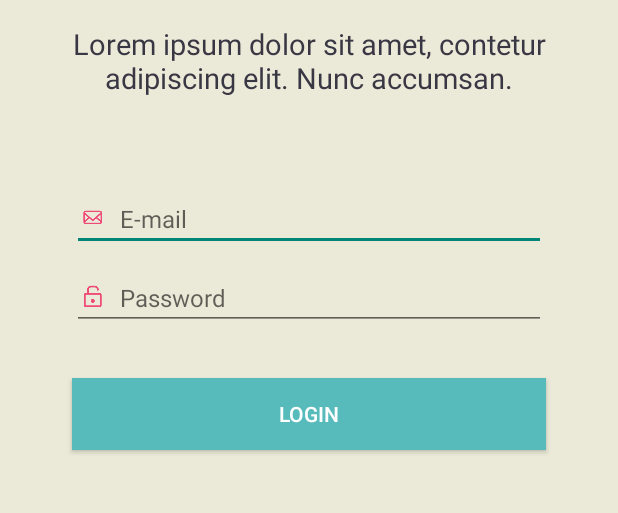
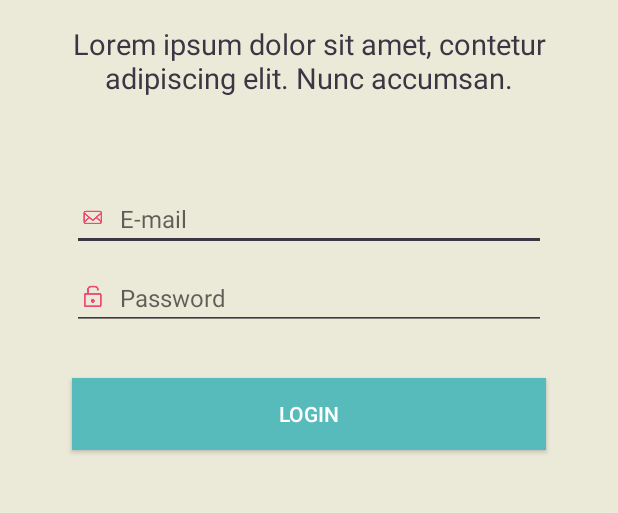
Before and after one commit to tavieto/empresas-ioasys, an Android app: the screen it shows after launch (LoginActivity), on a phone screen of 412 x 824 dp, the part 273-786 px from its top. Run offline under Robolectric (Android 15) with nearby library versions, the phone set to English and light mode, and no system bars.

Commit message:
update colors

```diff
--- a/app/src/main/res/layout/activity_login.xml
+++ b/app/src/main/res/layout/activity_login.xml
@@ -24,7 +24,7 @@
         android:layout_marginTop="48dp"
         android:gravity="center"
         android:text="@string/welcome_message"
-        android:textColor="#383743"
+        android:textColor="@color/charcoal_grey"
         android:textSize="20sp"
         android:textStyle="bold"
         app:layout_constraintEnd_toEndOf="parent"
@@ -40,7 +40,7 @@
         android:layout_marginRight="48dp"
         android:gravity="center"
         android:text="@string/welcome_subtext"
-        android:textColor="#383743"
+        android:textColor="@color/charcoal_grey"
         android:textSize="19sp"
         app:layout_constraintEnd_toEndOf="parent"
         app:layout_constraintStart_toStartOf="parent"
@@ -51,10 +51,12 @@
         android:layout_width="0dp"
         android:layout_height="wrap_content"
         android:layout_marginTop="60dp"
+        android:backgroundTint="@color/charcoal_grey"
         android:drawableStart="@drawable/icon_email"
         android:drawablePadding="8dp"
         android:hint="@string/hint_email"
         android:inputType="textEmailAddress"
+        android:textColor="@color/text_email"
         android:textSize="16sp"
         app:layout_constraintEnd_toEndOf="@id/txtSubtext"
         app:layout_constraintStart_toStartOf="@id/txtSubtext"
@@ -66,10 +68,12 @@
         android:layout_height="wrap_content"
         android:layout_marginTop="10dp"
         android:drawableStart="@drawable/icon_padlock"
+        android:backgroundTint="@color/charcoal_grey"
         android:drawablePadding="8dp"
         android:hint="@string/hint_password"
         android:inputType="textPassword"
         android:textSize="16sp"
+        android:textColor="@color/text_password"
         app:layout_constraintEnd_toEndOf="@id/txtSubtext"
         app:layout_constraintStart_toStartOf="@id/txtSubtext"
         app:layout_constraintTop_toBottomOf="@id/edtEmail" />
--- a/app/src/main/res/values/colors.xml
+++ b/app/src/main/res/values/colors.xml
@@ -8,4 +8,8 @@
     <color name="black">#FF000000</color>
     <color name="white">#FFFFFFFF</color>
     <color name="background_button">#57BBBC</color>
+    <color name="background_button_error">#748383</color>
+    <color name="text_email">#494758</color>
+    <color name="text_password">#403e4d</color>
+    <color name="charcoal_grey">#383743</color>
 </resources>
```
Also changed, not shown: app/src/main/java/br/com/tavieto/empresas/LoginActivity.kt (+16 -8 lines), app/src/main/res/layout/activity_main.xml (+1 -8 lines).
